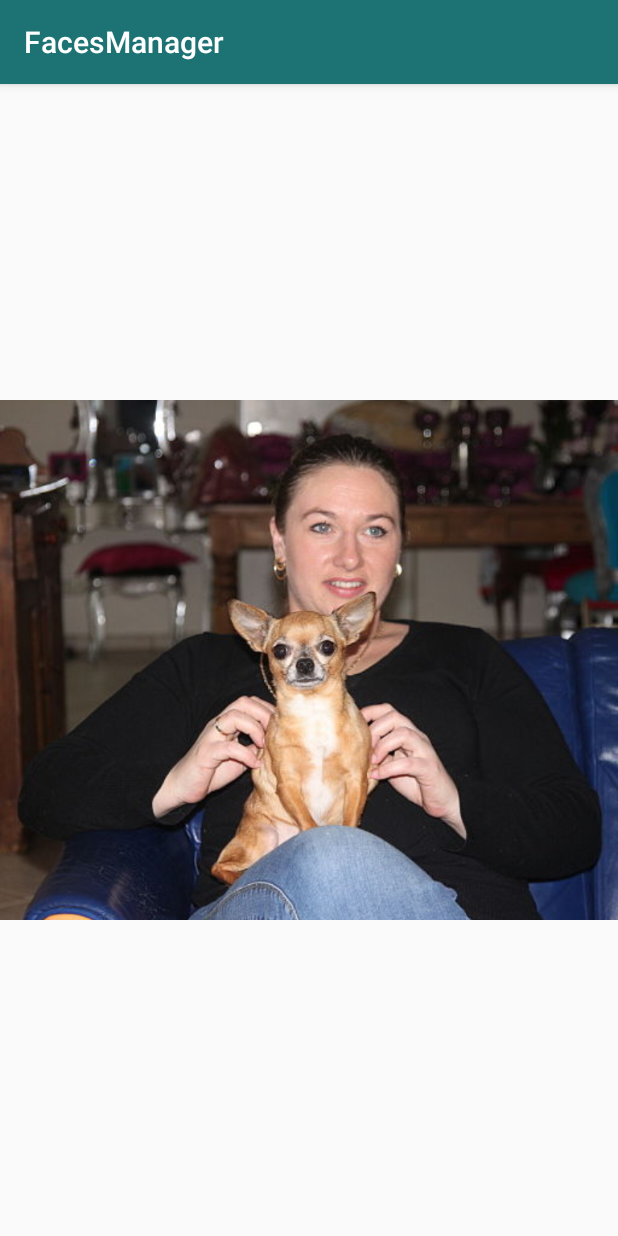
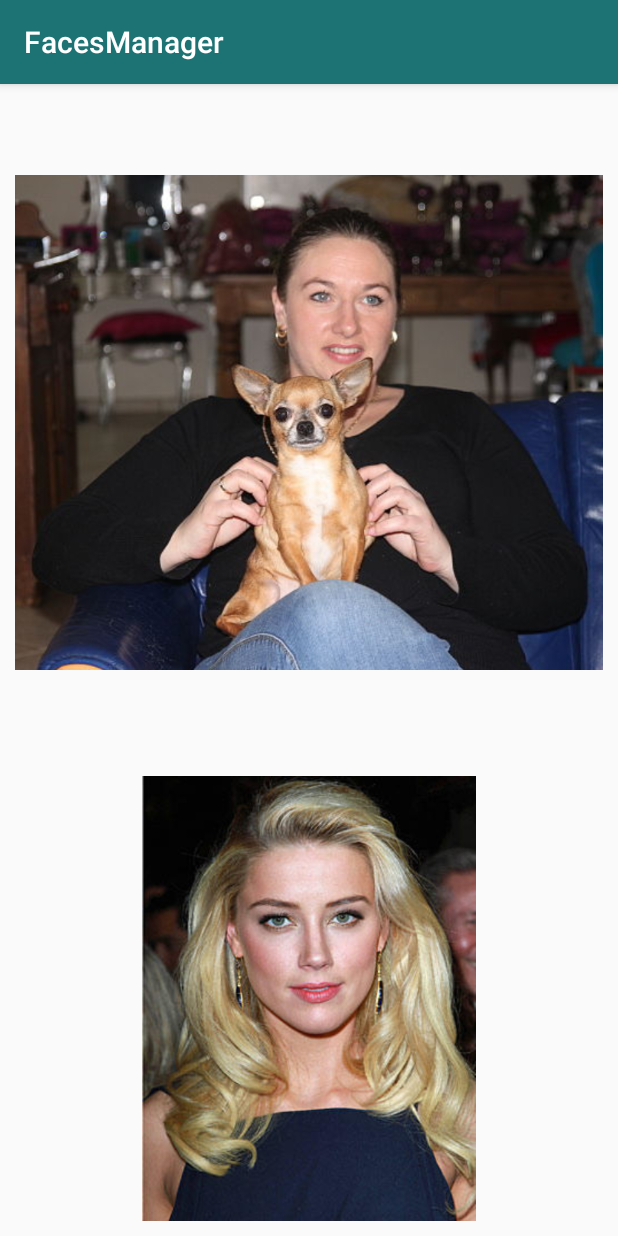
Before and after one commit to GrigorevaElena/faces_manager, an Android app: the DetectFaceActivity screen opened directly, with no data from a screen before it, on a phone screen of 412 x 824 dp. Run offline under Robolectric (Android 15) with nearby library versions, the phone set to English and light mode, and no system bars; libraries missing offline, so code that uses them is left out: com.google.android.gms; 5 statements that could not run were skipped.

Commit message:
merge master to daogenerator

```diff
--- a/app/src/main/res/layout/activity_new_face.xml
+++ b/app/src/main/res/layout/activity_new_face.xml
@@ -1,26 +1,32 @@
 <?xml version="1.0" encoding="utf-8"?>
-<RelativeLayout xmlns:android="http://schemas.android.com/apk/res/android"
+<android.support.v4.widget.SwipeRefreshLayout xmlns:android="http://schemas.android.com/apk/res/android"
+    android:id="@+id/refresh_layout"
+    android:layout_width="match_parent"
+    android:layout_height="match_parent">
+
+    <RelativeLayout
         android:layout_width="match_parent"
         android:layout_height="wrap_content">
 
-        <android.support.v4.widget.SwipeRefreshLayout
-            android:id="@+id/refresh_layout"
+        <ImageView
+            android:id="@+id/face_view"
             android:layout_width="match_parent"
-            android:layout_height="wrap_content">
-
-            <ImageView
-                android:id="@+id/face_view"
-                android:layout_width="match_parent"
-                android:layout_height="wrap_content"
-                android:maxHeight="200dp"/>
-
-        </android.support.v4.widget.SwipeRefreshLayout>
+            android:layout_height="wrap_content"
+            android:layout_margin="10dp"
+            android:maxHeight="200dp"
+            android:scaleType="fitCenter"
+            android:src="@drawable/best_face1" />
 
         <ImageView
-            android:layout_below="@+id/refresh_layout"
             android:id="@+id/normalize_view"
-            android:layout_width="wrap_content"
+            android:layout_width="match_parent"
             android:layout_height="wrap_content"
-            android:maxHeight="200dp"/>
+            android:layout_below="@id/face_view"
+            android:layout_margin="10dp"
+            android:maxHeight="200dp"
+            android:scaleType="fitCenter"
+            android:src="@drawable/best_real_face_woman" />
 
     </RelativeLayout>
+
+</android.support.v4.widget.SwipeRefreshLayout>
```
Also changed, not shown: app/src/main/java/grigoreva/facesmanager/DetectFaceActivity.java (+42 -5 lines), 1 other file.
